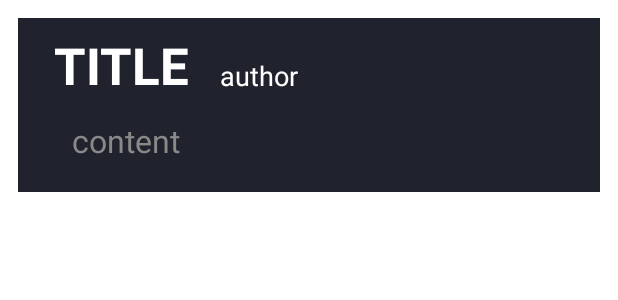
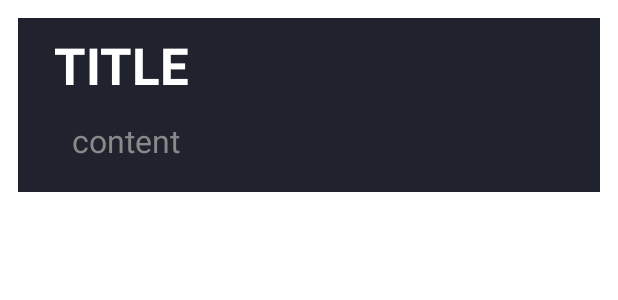
Before and after one commit to Huiri/App_Jeogeum, an Android app: the layout my_writinglist_view.xml on its own in the app's theme, with its tools: preview values and no code run, on a phone screen of 412 x 824 dp. Shown: the top 300 px of the screen. Run offline under Robolectric (Android 15) with nearby library versions, the phone set to English and light mode, and no system bars.

Commit message:
나의글 에러 수정

```diff
--- a/app/src/main/java/com/example/jeogeum/MyWritingActivity.java
+++ b/app/src/main/java/com/example/jeogeum/MyWritingActivity.java
@@ -88,7 +88,7 @@ public class MyWritingActivity extends AppCompatActivity implements NavigationVi
                             }
                             size = 0;
                             for (String temp : array2) {
-                                myDataset[1][size++] = temp;
+                                myDataset[2][size++] = temp;
                             }
                             myDataset[3][0] = "true";
                             myWritingAdapter mAdapter = new myWritingAdapter(myDataset);
--- a/app/src/main/res/layout/my_writinglist_view.xml
+++ b/app/src/main/res/layout/my_writinglist_view.xml
@@ -47,7 +47,7 @@
             android:textSize="18sp"
             android:gravity="bottom"
             android:textColor="#FFFFFF"
-            android:text="author"
+            android:text=""
             />
     </LinearLayout>
     <LinearLayout
```
